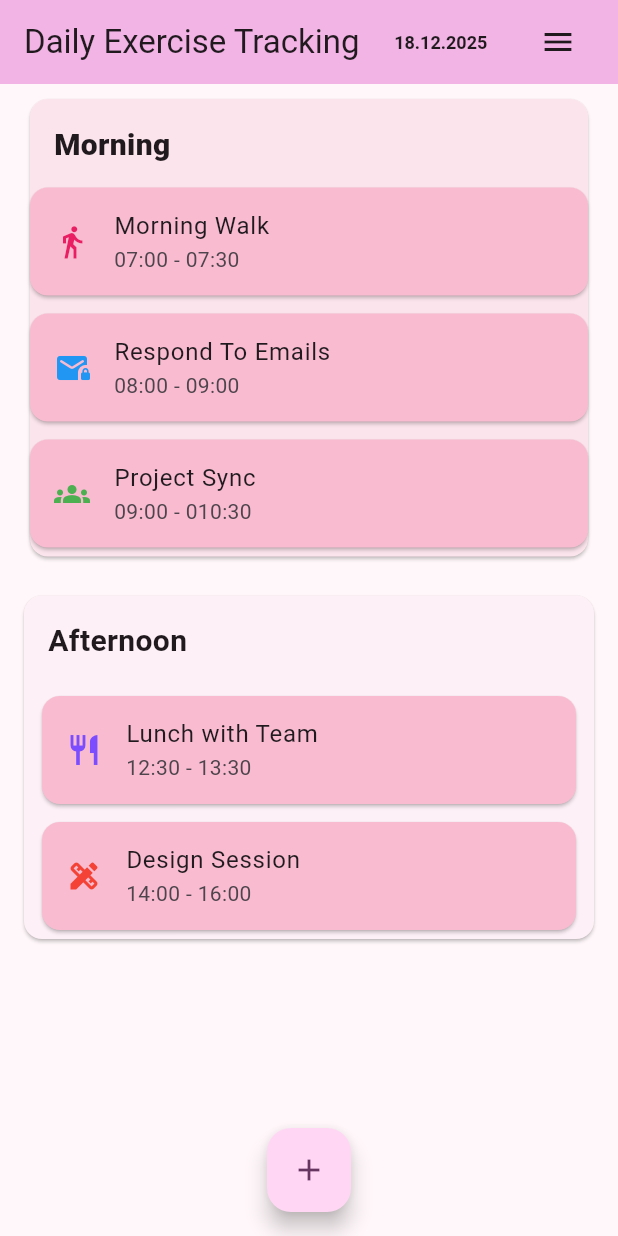
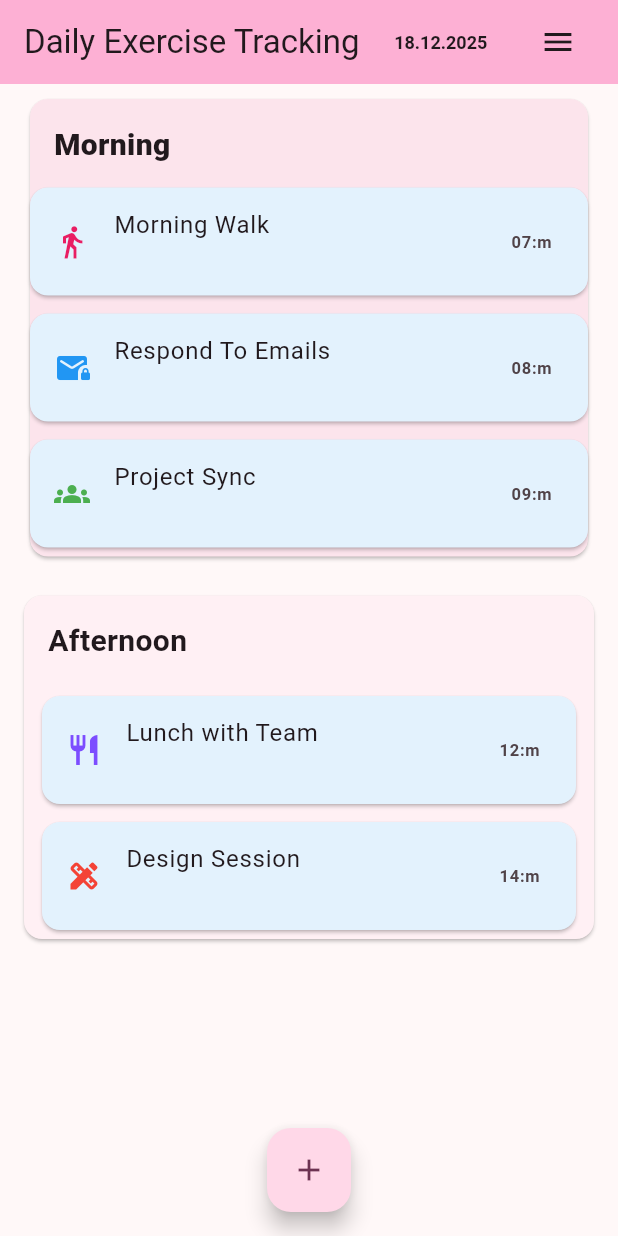
Before and after one commit to Elanr0/daily_exercise_tracking, a Flutter app: the screen it shows after launch, on a phone screen of 412 x 824 dp. Run offline on Flutter 3.47's test engine with Material 3 defaults, Android fonts, the phone set to English and light mode, and no system bars.

Commit message:
dateTime edited

```diff
--- a/lib/main.dart
+++ b/lib/main.dart
@@ -13,7 +13,7 @@ class MyApp extends StatelessWidget {
       debugShowCheckedModeBanner: false,
       title: 'Daily Exercise Tracking',
       theme: ThemeData(
-        colorScheme: ColorScheme.fromSeed(seedColor: const Color.fromARGB(255, 232, 134, 219)),
+        colorScheme: ColorScheme.fromSeed(seedColor: const Color.fromARGB(255, 235, 152, 192)),
       ),
       home: HomePage()
     );
--- a/lib/view/home_page.dart
+++ b/lib/view/home_page.dart
@@ -10,50 +10,55 @@ class HomePage extends StatefulWidget {
 
 class _HomePageState extends State<HomePage> {
 
+
   @override
   Widget build(BuildContext context) {
 
   NoteModel note1 = NoteModel(
-    title: "Morning Walk ", content: "07:00 - 07:30 ",
+    title: "Morning Walk ",
+    content: "",
     createdAt: DateTime.now(),
     updatedAt: DateTime.now(),
-    doingAt: DateTime.now());
+    doingAt: DateTime(2025, 12, 18, 7, 0));
 
   NoteModel note2 = NoteModel(
     title: "Respond To Emails",
-    content: "08:00 - 09:00",
+    content: "",
     createdAt: DateTime(23),
     updatedAt: DateTime(20),
-    doingAt: DateTime(10));
+    doingAt: DateTime(2025, 12, 18, 8, 0));
 
   NoteModel note3 = NoteModel(
     title: "Project Sync",
-    content: "09:00 - 010:30",
+    content: "",
     createdAt: DateTime(20),
     updatedAt: DateTime(23),
-    doingAt: DateTime(10));
+    doingAt: DateTime(2025, 12, 18, 9, 0));
 
   List<NoteModel> notes = [];
   notes.addAll([note1, note2, note3]);
 
      NoteModel afternoon1 = NoteModel(
       title: "Lunch with Team",
-      content: "12:30 - 13:30",
+      content: "",
       createdAt: DateTime.now(),
       updatedAt: DateTime.now(),
-      doingAt: DateTime.now(),
+      doingAt: DateTime(2025, 12, 18, 12, 30),
     );
 
     NoteModel afternoon2 = NoteModel(
       title: "Design Session",
-      content: "14:00 - 16:00",
+      content: "",
       createdAt: DateTime.now(),
       updatedAt: DateTime.now(),
-      doingAt: DateTime.now(),
+      doingAt: DateTime(2025, 12, 18, 14, 0),
     );
 
      List<NoteModel> afternoonNotes = [];
   afternoonNotes.addAll([afternoon1, afternoon2]);
+
+  String dateText =
+  "${DateTime.now().day}.${DateTime.now().month}.${DateTime.now().year}";
 
     return Scaffold(
       appBar: AppBar(
@@ -61,14 +66,15 @@ class _HomePageState extends State<HomePage> {
         title: Row( mainAxisAlignment: MainAxisAlignment.spaceBetween,
         children: [
           const Text('Daily Exercise Tracking'),
-         Text('${DateTime.now().day}.${DateTime.now().month}.${DateTime.now().year}',
+         Text(
+          dateText,
          style: const TextStyle(
           fontSize: 12,
           fontWeight: FontWeight.w700)
           ),
        IconButton(onPressed: () {}, icon: Icon(Icons.menu)),
-    ]
-  )
+    ],
+  ),
 ),
         floatingActionButtonLocation: FloatingActionButtonLocation.centerFloat,
         floatingActionButton: FloatingActionButton(
@@ -94,7 +100,7 @@ body: ListView(
           final index = notes.indexOf(note);
           return Card(
             margin: const EdgeInsets.symmetric(vertical: 6),
-            color: Colors.pink[100],
+            color: Colors.blue[50],
             child: ListTile(
             leading: index == 2 ?
                  const Icon(Icons.groups, color: Colors.green):
@@ -103,6 +109,9 @@ body: ListView(
                      const Icon(Icons.mail_lock_rounded, color: Colors.blue),
             title: Text(note.title),
             subtitle: Text(note.content),
+            trailing: Text(
+              _formatTime(note.doingAt), style: const TextStyle(fontWeight: FontWeight.w700),
+                      ),
                     ),
                   );
                 }),
@@ -121,17 +130,18 @@ body: ListView(
              ),
             ),
             ...afternoonNotes.map((note) {
-
               final index = afternoonNotes.indexOf(note);
               return Card(
                 margin: const EdgeInsets.symmetric( horizontal: 12, vertical: 6),
-                color: Colors.pink[100],
+                color: Colors.blue[50],
                 child: ListTile(
                   leading: index == 0 ?
                   const Icon(Icons.restaurant, color: Colors.deepPurpleAccent ,):
                   const Icon(Icons.design_services, color: Colors.red),
                   title: Text(note.title),
                   subtitle: Text(note.content),
+                  trailing: Text(
+                    _formatTime(note.doingAt),style: const TextStyle(fontWeight: FontWeight.w700),),
                    ),
                   );
                 }),
@@ -142,4 +152,10 @@ body: ListView(
       ),
     );
   }
+  String _formatTime(DateTime dt) {
+    final h =dt.hour.toString().padLeft(2, '0');
+    final m = dt.minute.toString().padLeft(2, '0');
+    return "$h:m";
+
+  }
 }
```
